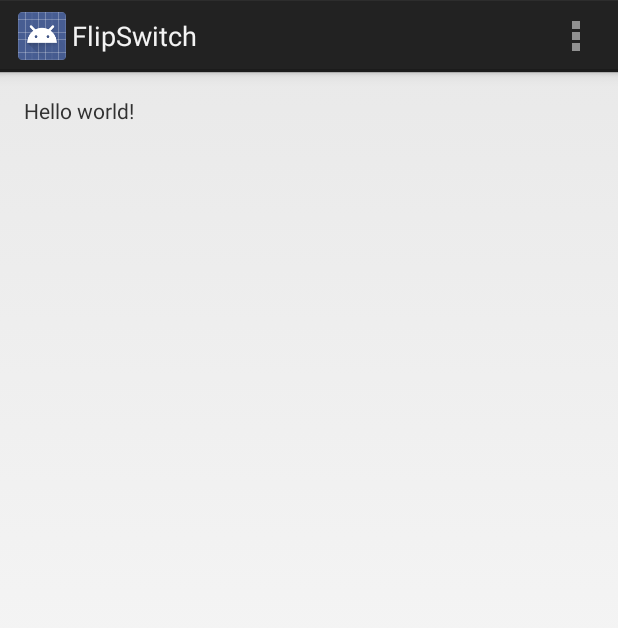
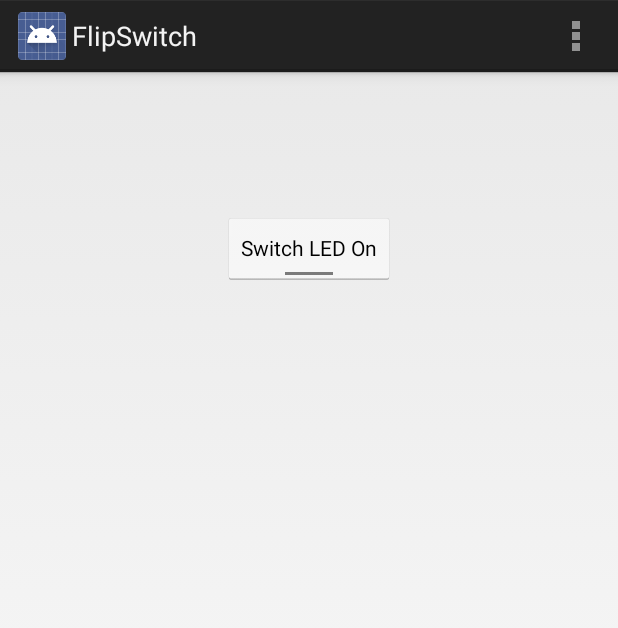
Before and after one commit to rbare1/FlipSwitch, an Android app: the screen it shows after launch (MyActivity), on a phone screen of 412 x 824 dp. Shown: the top 628 px of the screen. Run offline under Robolectric (Android 15) with nearby library versions, the phone set to English and light mode, and no system bars.

Commit message:
Framework for button to turn LED On/Off, currently outputs text in the command line instead of sending a signal

```diff
--- a/app/src/main/java/cs481/rbamap/flipswitch/MyActivity.java
+++ b/app/src/main/java/cs481/rbamap/flipswitch/MyActivity.java
@@ -2,16 +2,39 @@ package cs481.rbamap.flipswitch;
 
 import android.app.Activity;
 import android.os.Bundle;
+import android.util.Log;
 import android.view.Menu;
 import android.view.MenuItem;
+import android.view.View;
+import android.widget.Button;
 
 
 public class MyActivity extends Activity {
+
 
     @Override
     protected void onCreate(Bundle savedInstanceState) {
         super.onCreate(savedInstanceState);
         setContentView(R.layout.activity_my);
+        Button ledTestButton = (Button) findViewById(R.id.ledTestButton);
+        ledTestButton.setText("Switch LED On"); //text starts out at Off so this changes it to the proper text
+        ledTestButton.setOnClickListener(new Button.OnClickListener() {
+                                             boolean ledStatus = false;
+                                             Button ledTestButton = (Button) findViewById(R.id.ledTestButton);
+                                             public void onClick(View v) {
+                                                 if(ledStatus == false) {
+                                                     Log.v("", "LED is switched on now");
+                                                     ledTestButton.setText("Switch LED Off");
+                                                     ledStatus = true;
+                                                 }
+                                                 else{
+                                                     Log.v("", "LED is switched off now");
+                                                     ledTestButton.setText("Switch LED On");
+                                                     ledStatus = false;
+                                                 }
+                                             }
+                                         }
+        );
     }
 
 
--- a/app/src/main/res/layout/activity_my.xml
+++ b/app/src/main/res/layout/activity_my.xml
@@ -6,11 +6,16 @@
 android:paddingRight="@dimen/activity_horizontal_margin"
 android:paddingTop="@dimen/activity_vertical_margin"
 android:paddingBottom="@dimen/activity_vertical_margin"
-tools:context=".MyActivity">
+tools:context=".MyActivity"
+android:id="@+id/MyActivity">
 
-<TextView
-    android:text="@string/hello_world"
-    android:layout_width="wrap_content"
-    android:layout_height="wrap_content" />
+    <ToggleButton
+        android:layout_width="wrap_content"
+        android:layout_height="wrap_content"
+        android:text="Turn LED On"
+        android:id="@+id/ledTestButton"
+        android:layout_alignParentTop="true"
+        android:layout_centerHorizontal="true"
+        android:layout_marginTop="77dp" />
 
 </RelativeLayout>
```
